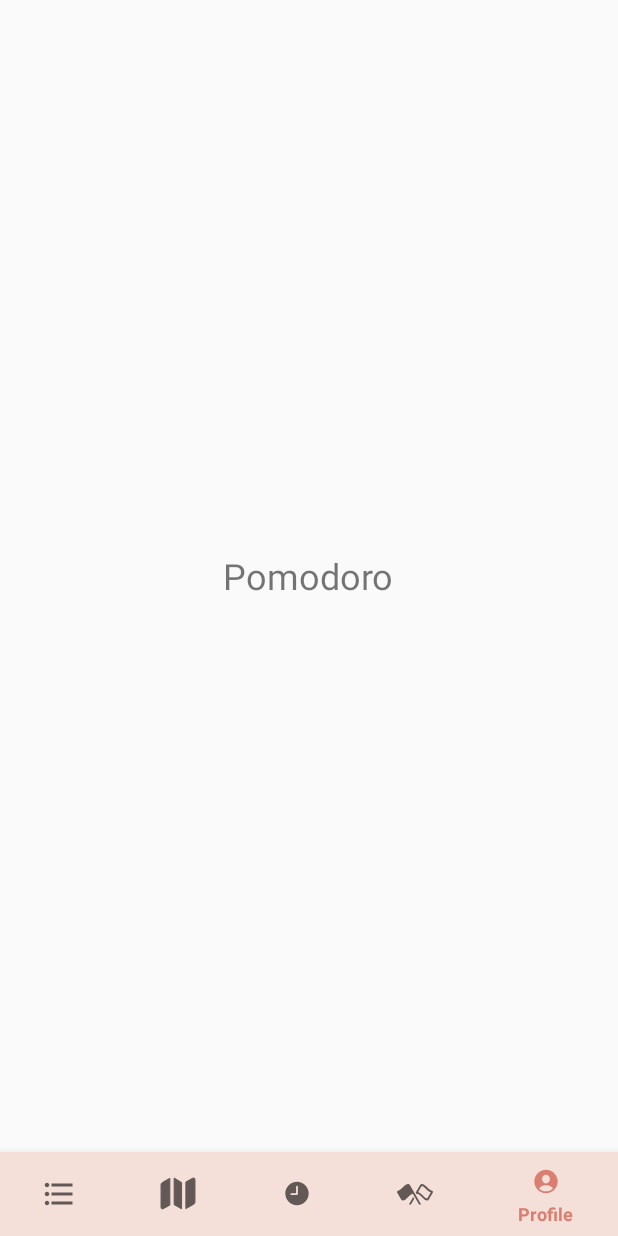
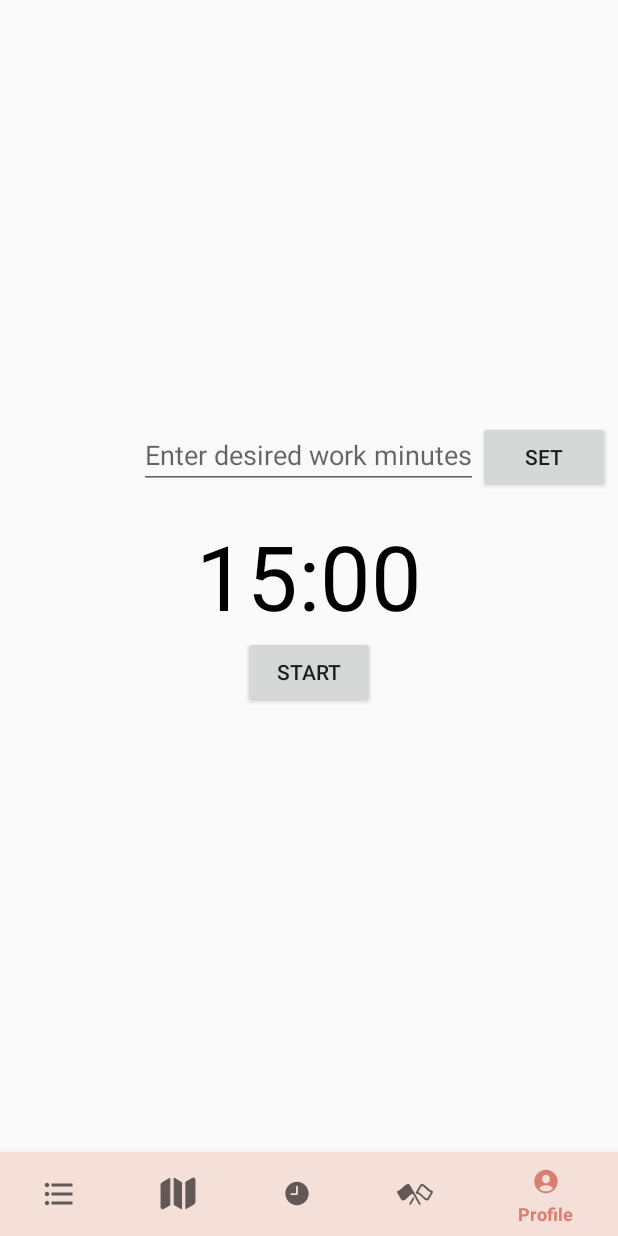
Before and after one commit to mobile-t11-1/noname_app, an Android app: the fragment PomoFrag placed in its activity, on a phone screen of 412 x 824 dp. Run offline under Robolectric (Android 15) with nearby library versions, the phone set to English and light mode, and no system bars; our stand-ins replace Firebase (no records; nobody signed in at launch, a user with empty details on screens opened directly), Picasso; libraries missing offline, so code that uses them is left out: io.grpc; pictures from the network do not load.

Commit message:
Add naive implementation of Pomodoro
With some timer bugs

```diff
--- a/app/src/main/java/com/example/noname/PomoFrag.java
+++ b/app/src/main/java/com/example/noname/PomoFrag.java
@@ -1,12 +1,24 @@
 package com.example.noname;
 
+import android.content.SharedPreferences;
 import android.os.Bundle;
 
 import androidx.fragment.app.Fragment;
 
+import android.os.CountDownTimer;
 import android.view.LayoutInflater;
 import android.view.View;
 import android.view.ViewGroup;
+import android.view.inputmethod.InputMethodManager;
+import android.widget.Button;
+import android.widget.EditText;
+import android.widget.TextView;
+import android.widget.Toast;
+
+import java.util.Locale;
+
+import static android.content.Context.INPUT_METHOD_SERVICE;
+import static android.content.Context.MODE_PRIVATE;
 
 /**
  * A simple {@link Fragment} subclass.
@@ -23,6 +35,23 @@ public class PomoFrag extends Fragment {
     // TODO: Rename and change types of parameters
     private String mParam1;
     private String mParam2;
+
+    //components from xml
+    private EditText mEditTextInput;
+    private TextView mTextViewCountDown;
+    private TextView mTextViewRest;
+    private Button mButtonSet;
+    private Button mButtonStartPause;
+    private Button mButtonReset;
+
+    private CountDownTimer mCountDownTimer;
+
+    private boolean mTimerRunning; //record the status of the timer
+
+    private int sessionID = 1; //record the current session: odd is work, even is rest
+    private long mStartTimeInMillis; //set timer
+    private long mTimeLeftInMillis; //remaining time
+    private long mEndTime;
 
     public PomoFrag() {
         // Required empty public constructor
@@ -59,6 +88,211 @@ public class PomoFrag extends Fragment {
     public View onCreateView(LayoutInflater inflater, ViewGroup container,
                              Bundle savedInstanceState) {
         // Inflate the layout for this fragment
-        return inflater.inflate(R.layout.fragment_pomo, container, false);
+        View view = inflater.inflate(R.layout.fragment_pomo, container, false);
+        //assignment
+        mEditTextInput = view.findViewById(R.id.edit_text_input);
+        mTextViewCountDown = view.findViewById(R.id.text_view_countdown);
+        mTextViewRest = view.findViewById(R.id.text_view_rest);
+        mButtonSet = view.findViewById(R.id.button_set);
+        mButtonStartPause = view.findViewById(R.id.button_start_pause);
+        mButtonReset = view.findViewById(R.id.button_reset);
+
+        //User input time settings
+        mButtonSet.setOnClickListener(new View.OnClickListener() {
+            @Override
+            public void onClick(View v) {
+                String input = mEditTextInput.getText().toString();
+                if (input.length() == 0) {
+                    Toast.makeText(getActivity(), "Field can't be empty", Toast.LENGTH_SHORT).show();
+                    return;
+                }
+
+                long millisInput = Long.parseLong(input) * 60000;
+                if (millisInput == 0) {
+                    Toast.makeText(getActivity(), "Please enter a positive number", Toast.LENGTH_SHORT).show();
+                    return;
+                }
+
+                setTime(millisInput);
+                mEditTextInput.setText("");
+            }
+        });
+
+        mButtonStartPause.setOnClickListener(new View.OnClickListener() {
+            @Override
+            public void onClick(View v) {
+                if (mTimerRunning) {
+                    pauseTimer();
+                } else {
+                    startTimer();
+                }
+            }
+        });
+
+        mButtonReset.setOnClickListener(new View.OnClickListener() {
+            @Override
+            public void onClick(View v) {
+                resetTimer();
+            }
+        });
+
+        return view;
     }
+
+    private void setTime(long milliseconds) {
+        mStartTimeInMillis = milliseconds;
+        resetTimer();
+        closeKeyboard();
+    }
+
+    private void startTimer() {
+        mEndTime = System.currentTimeMillis() + mTimeLeftInMillis;
+
+        mCountDownTimer = new CountDownTimer(mTimeLeftInMillis, 1000) {
+            @Override
+            public void onTick(long millisUntilFinished) {
+                mTimeLeftInMillis = millisUntilFinished;
+                updateCountDownText();
+            }
+
+            @Override
+            public void onFinish() {
+                mTimerRunning = false;
+                sessionID += 1;
+                if(sessionID % 2 == 0){
+                    mTimeLeftInMillis = 5000;//5 min rest
+                    mTextViewRest.setVisibility(View.VISIBLE);
+                }else{
+                    mTimeLeftInMillis = mStartTimeInMillis;
+                    mTextViewRest.setVisibility(View.INVISIBLE);
+                }
+                if(sessionID == 7){
+                    mButtonStartPause.setText("Start");
+                    mButtonStartPause.setVisibility(View.INVISIBLE);
+                    mButtonReset.setVisibility(View.VISIBLE);
+                    return;
+                }
+                startTimer();
+
+            }
+        }.start();
+
+        mTimerRunning = true;
+        updateWatchInterface();
+    }
+
+    private void pauseTimer() {
+        mCountDownTimer.cancel();
+        mTimerRunning = false;
+        updateWatchInterface();
+        //resume button
+        mButtonStartPause.setText("Resume");
+
+    }
+
+    private void resetTimer() {
+        mTimeLeftInMillis = mStartTimeInMillis;
+        updateCountDownText();
+        updateWatchInterface();
+    }
+
+    private void updateCountDownText() {
+        int hours = (int) (mTimeLeftInMillis / 1000) / 3600;
+        int minutes = (int) ((mTimeLeftInMillis / 1000) % 3600) / 60;
+        int seconds = (int) (mTimeLeftInMillis / 1000) % 60;
+
+        String timeLeftFormatted;
+        if (hours > 0) {
+            timeLeftFormatted = String.format(Locale.getDefault(),
+                    "%d:%02d:%02d", hours, minutes, seconds);
+        } else {
+            timeLeftFormatted = String.format(Locale.getDefault(),
+                    "%02d:%02d", minutes, seconds);
+        }
+
+        mTextViewCountDown.setText(timeLeftFormatted);
+    }
+
+    private void updateWatchInterface() {
+        if (mTimerRunning) {
+            mEditTextInput.setVisibility(View.INVISIBLE);
+            mButtonSet.setVisibility(View.INVISIBLE);
+            mButtonReset.setVisibility(View.INVISIBLE);
+            mButtonStartPause.setText("Pause");
+        } else {
+            mButtonStartPause.setText("Start");
+
+            if (mTimeLeftInMillis < 1000) {
+                mButtonStartPause.setVisibility(View.INVISIBLE);
+            } else {
+                mButtonStartPause.setVisibility(View.VISIBLE);
+            }
+
+            if (mTimeLeftInMillis < mStartTimeInMillis) {
+                mButtonReset.setVisibility(View.VISIBLE);
+            } else {
+                mButtonReset.setVisibility(View.INVISIBLE);
+            }
+        }
+    }
+
+    //close the keyboard once we are done
+    private void closeKeyboard() {
+        View view = getActivity().getCurrentFocus();
+        if (view != null) {
+            InputMethodManager imm = (InputMethodManager) getActivity().getSystemService(INPUT_METHOD_SERVICE);
+            imm.hideSoftInputFromWindow(view.getWindowToken(), 0);
+        }
+    }
+
+    //To save the timer if the app closes
+    @Override
+    public void onStop() {
+        super.onStop();
+
+        SharedPreferences prefs = getActivity().getSharedPreferences("prefs", MODE_PRIVATE);
+        SharedPreferences.Editor editor = prefs.edit();
+
+        editor.putLong("startTimeInMillis", mStartTimeInMillis);
+        editor.putLong("millisLeft", mTimeLeftInMillis);
+        editor.putBoolean("timerRunning", mTimerRunning);
+        editor.putLong("endTime", mEndTime);
+
+        editor.apply();
+
+        if (mCountDownTimer != null) {
+            mCountDownTimer.cancel();
+        }
+    }
+
+    //To resume the timer when the app opens back up
+    @Override
+    public void onStart() {
+        super.onStart();
+
+        SharedPreferences prefs = getActivity().getSharedPreferences("prefs", MODE_PRIVATE);
+
+        mStartTimeInMillis = prefs.getLong("startTimeInMillis", 900000);
+        mTimeLeftInMillis = prefs.getLong("millisLeft", mStartTimeInMillis);
+        mTimerRunning = prefs.getBoolean("timerRunning", false);
+
+        updateCountDownText();
+        updateWatchInterface();
+
+        if (mTimerRunning) {
+            mEndTime = prefs.getLong("endTime", 0);
+            mTimeLeftInMillis = mEndTime - System.currentTimeMillis();
+
+            if (mTimeLeftInMillis < 0) {
+                mTimeLeftInMillis = 0;
+                mTimerRunning = false;
+                updateCountDownText();
+                updateWatchInterface();
+            } else {
+                startTimer();
+            }
+        }
+    }
+
+
 }
--- a/app/src/main/res/layout/fragment_pomo.xml
+++ b/app/src/main/res/layout/fragment_pomo.xml
@@ -5,12 +5,67 @@
     android:layout_height="match_parent"
     tools:context=".PomoFrag">
 
-    <TextView
-        android:id="@+id/textView333"
+    <EditText
+        android:id="@+id/edit_text_input"
         android:layout_width="wrap_content"
         android:layout_height="wrap_content"
-        android:text="Pomodoro"
-        android:textSize="24sp"
-        android:layout_centerInParent="true" />
+        android:layout_above="@+id/text_view_countdown"
+        android:layout_centerHorizontal="true"
+        android:layout_marginBottom="17dp"
+        android:hint="Enter desired work minutes"
+        android:inputType="number"
+        android:maxLength="4" />
+
+    <Button
+        android:id="@+id/button_set"
+        android:layout_width="wrap_content"
+        android:layout_height="wrap_content"
+        android:layout_alignTop="@+id/edit_text_input"
+        android:layout_toEndOf="@+id/edit_text_input"
+        android:text="set"/>
+
+    <TextView
+        android:id="@+id/text_view_countdown"
+        android:layout_width="wrap_content"
+        android:layout_height="wrap_content"
+        android:layout_centerInParent="true"
+        android:text="00:00"
+        android:textColor="@color/black"
+        android:textSize="60sp" />
+
+
+    <TextView
+        android:id="@+id/text_view_rest"
+        android:layout_width="wrap_content"
+        android:layout_height="wrap_content"
+        android:layout_alignParentTop="true"
+        android:layout_alignParentEnd="true"
+        android:layout_marginTop="168dp"
+        android:layout_marginEnd="25dp"
+        android:text="Take a break"
+        android:textColor="@color/black"
+        android:textSize="60sp"
+        android:visibility="invisible"
+        tools:visibility="visible" />
+
+    <Button
+        android:id="@+id/button_start_pause"
+        android:layout_width="wrap_content"
+        android:layout_height="wrap_content"
+        android:layout_below="@+id/text_view_countdown"
+        android:layout_centerHorizontal="true"
+        android:layout_marginTop="0dp"
+        android:text="start" />
+
+    <Button
+        android:id="@+id/button_reset"
+        android:layout_width="wrap_content"
+        android:layout_height="wrap_content"
+        android:layout_below="@+id/text_view_countdown"
+        android:layout_marginStart="11dp"
+        android:layout_toEndOf="@+id/button_start_pause"
+        android:text="reset"
+        android:visibility="invisible"
+        tools:visibility="visible" />
 
 </RelativeLayout>
```
